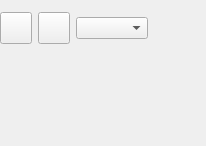
First picture: the form in kstars/streamformui.ui, repository KDE/kstars, before the edit.
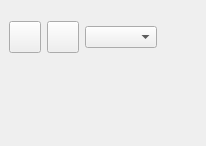
Second picture: the form after the edit.

Patch:
```diff
--- a/kstars/streamformui.ui
+++ b/kstars/streamformui.ui
@@ -17,10 +17,18 @@
   </property>
   <layout class="QVBoxLayout" >
    <property name="margin" >
+    <number>9</number>
+   </property>
+   <property name="spacing" >
+    <number>6</number>
+   </property>
+   <item>
+    <layout class="QVBoxLayout" >
+     <property name="margin" >
     <number>0</number>
    </property>
    <property name="spacing" >
-    <number>5</number>
+      <number>6</number>
    </property>
    <item>
     <layout class="QHBoxLayout" >
@@ -101,6 +109,14 @@
    </item>
    <item>
     <widget class="QFrame" name="videoFrame" >
+       <property name="sizePolicy" >
+        <sizepolicy>
+         <hsizetype>7</hsizetype>
+         <vsizetype>7</vsizetype>
+         <horstretch>0</horstretch>
+         <verstretch>0</verstretch>
+        </sizepolicy>
+       </property>
      <property name="frameShape" >
       <enum>QFrame::NoFrame</enum>
      </property>
@@ -108,6 +124,8 @@
       <enum>QFrame::Sunken</enum>
      </property>
     </widget>
+     </item>
+    </layout>
    </item>
   </layout>
  </widget>
```
Lines whose indentation alone changed are shown as unchanged.
